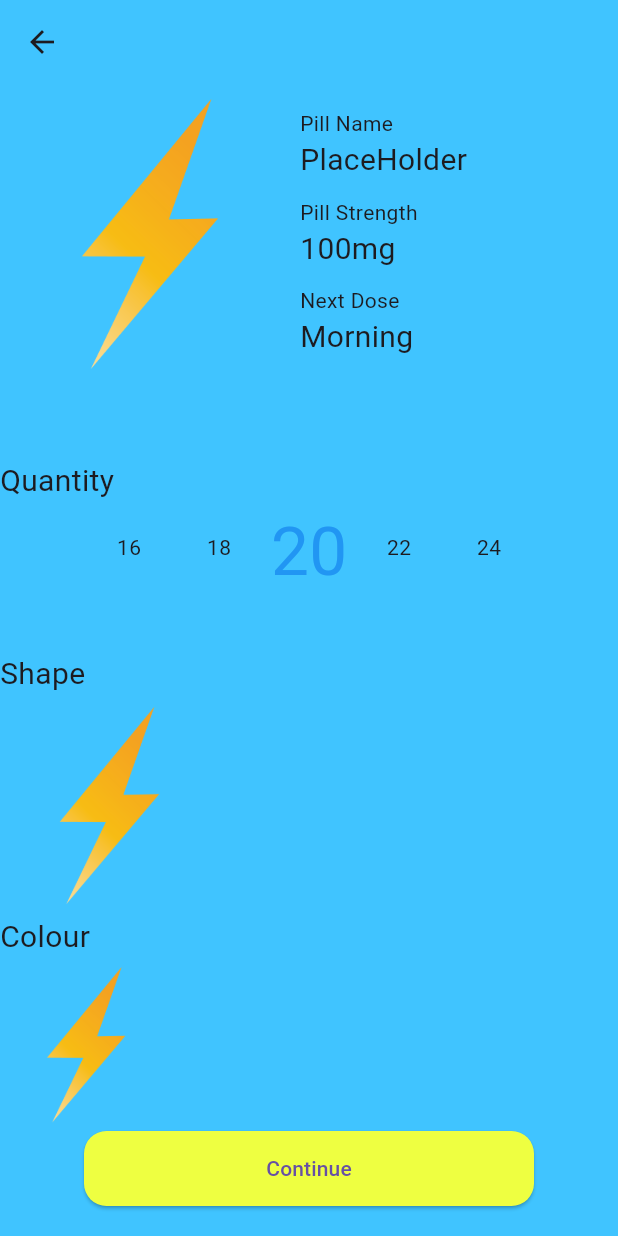
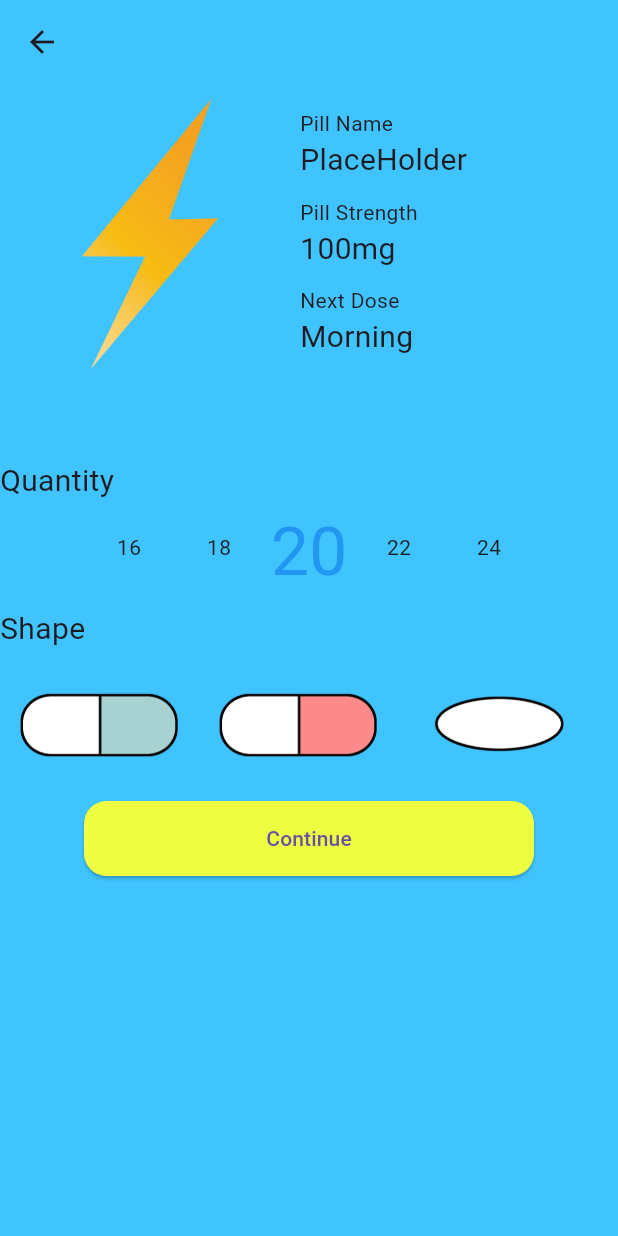
Before and after one commit to WillowSaysWhat/Enid-Tracker-Flutter, a Flutter app: the HomePage screen opened directly, after a tap on the "add" icon, on a phone screen of 412 x 824 dp. Run offline on Flutter 3.47's test engine with Material 3 defaults, Android fonts, the light colour scheme and no system bars; drawn by our look-alikes of numberpicker.

Commit message:
Added self-designed images
added images of pills and tablets in different colours.

```diff
--- a/enid_tracker/lib/logic/medicine_class.dart
+++ b/enid_tracker/lib/logic/medicine_class.dart
@@ -4,11 +4,27 @@ class Medicines {
   String strength = "100mg";
   String timeOfDay = "Morning";
   int quantity = 20;
-  String imageLocation = 'assets/logo.png';
+  String imageLocation = 'assets/tablet-blue.png';
 }
+
+String pillPortrait = 'assets/logo.png';
 
 // test object
 Medicines one = Medicines();
 Medicines two = Medicines();
 Medicines three = Medicines();
 Medicines four = Medicines();
+
+List<List<String>> pillImages = [
+  ["assets/capsule-blue.png", "assets/capsule-blue-copy.png"],
+  ["assets/capsule-pink.png", "assets/capsule-pink-vertical.png"],
+  ["assets/oblong-tablet-white.png", ""],
+  ["assets/oblong-tablet-pink.png", ""],
+  ["assets/oblong-tablet-yellow.png", ""],
+  ["assets/plain-tablet-pink.png", ""],
+  ["assets/plain-tablet-white.png", ""],
+  ["assets/plain-tablet-yellow.png", ""],
+  ["assets/tablet-blue.png", ""],
+  ["assets/tablet-pink.png", ""],
+  ["assets/tablet-white.png", ""],
+];
--- a/enid_tracker/lib/main.dart
+++ b/enid_tracker/lib/main.dart
@@ -4,9 +4,15 @@ import 'package:enid_tracker/screens/welcome_screen.dart';
 void main() => runApp(const Enid_tracker());
 
 // ignore: camel_case_types
-class Enid_tracker extends StatelessWidget {
+class Enid_tracker extends StatefulWidget {
   const Enid_tracker({super.key});
 
+  @override
+  State<Enid_tracker> createState() => _Enid_trackerState();
+}
+
+// ignore: camel_case_types
+class _Enid_trackerState extends State<Enid_tracker> {
   @override
   Widget build(BuildContext context) {
     return const MaterialApp(
--- a/enid_tracker/lib/screens/home_screen.dart
+++ b/enid_tracker/lib/screens/home_screen.dart
@@ -61,6 +61,7 @@ class _HomePageState extends State<HomePage> {
                     strength: _panelData[index].strength,
                     timeOfDay: _panelData[index].timeOfDay,
                     quantity: _panelData[index].quantity,
+                    imageLocation: _panelData[index].imageLocation,
                   );
                 },
               ),
--- a/enid_tracker/lib/screens/new_reminder_screen.dart
+++ b/enid_tracker/lib/screens/new_reminder_screen.dart
@@ -1,4 +1,3 @@
-import 'package:enid_tracker/widgets/pill_icon.dart';
 import 'package:flutter/material.dart';
 import 'package:numberpicker/numberpicker.dart';
 import 'package:enid_tracker/logic/medicine_class.dart';
@@ -13,12 +12,9 @@ class NewReminderScreen extends StatefulWidget {
 class _NewReminderScreenState extends State<NewReminderScreen> {
   int currentValue = 20;
 
-  List<String> pillImages = [
-    one.imageLocation,
-    two.imageLocation,
-  ];
   @override
   Widget build(BuildContext context) {
+    String pill = pillPortrait;
     return Scaffold(
       backgroundColor: Colors.lightBlueAccent,
       appBar: AppBar(
@@ -31,11 +27,9 @@ class _NewReminderScreenState extends State<NewReminderScreen> {
               children: [
                 Row(
                   children: [
-                    Container(
-                      child: Image.asset(
-                        'assets/logo.png',
-                        width: 200,
-                      ),
+                    Image.asset(
+                      pill,
+                      width: 200,
                     ),
                     // Pill Details in Text
                     Column(
@@ -94,6 +88,9 @@ class _NewReminderScreenState extends State<NewReminderScreen> {
                       onChanged: (v) {
                         setState(
                           () {
+                            // I am trying to get the picture to change!
+                            // watching Angela's Todi tutorial to see if it
+                            // sheds light.
                             currentValue = v;
                           },
                         );
@@ -102,7 +99,7 @@ class _NewReminderScreenState extends State<NewReminderScreen> {
                   ],
                 ),
                 SizedBox(
-                  height: 40,
+                  height: 10,
                 ),
                 Container(
                   alignment: Alignment.centerLeft,
@@ -111,36 +108,35 @@ class _NewReminderScreenState extends State<NewReminderScreen> {
                     style: const TextStyle(fontSize: 20),
                   ),
                 ),
-                Expanded(
-                  flex: 1,
-                  child: ListView(
+                SizedBox(
+                  height: 100,
+                  child: Expanded(
+                      child: ListView.builder(
                     scrollDirection: Axis.horizontal,
-                    children: [
-                      Container(
+                    itemCount: pillImages.length,
+                    itemBuilder: (context, index) {
+                      return ElevatedButton(
+                        style: ElevatedButton.styleFrom(
+                          elevation: 0,
+                          padding: const EdgeInsets.all(1),
+                          shadowColor: null,
+                          backgroundColor: Colors.lightBlueAccent,
+                          foregroundColor: Colors.lightBlueAccent,
+                        ),
+                        onPressed: () {
+                          print("this works");
+                          setState(() {
+                            pill = pillImages[0][1];
+                          });
+                        },
                         child: Image.asset(
-                          pillImages[0],
-                          height: 30,
+                          pillImages[index][0],
                         ),
-                      )
-                    ],
-                  ),
+                      );
+                    },
+                  )),
                 ),
-                Container(
-                  alignment: Alignment.centerLeft,
-                  child: Text(
-                    "Colour",
-                    style: const TextStyle(fontSize: 20),
-                  ),
-                ),
-                Row(
-                  children: [
-                    Container(
-                      height: 115,
-                      child: Image.asset(pillImages[0]),
-                    )
-                  ],
-                ),
-                Container(
+                SizedBox(
                   width: 300,
                   height: 50,
                   child: ElevatedButton(
@@ -164,4 +160,14 @@ class _NewReminderScreenState extends State<NewReminderScreen> {
       ),
     );
   }
+
+  String setPillPortrait(String thisPill) {
+    String portrait = " ";
+    int length = pillImages.length;
+
+    for (var i = 0; i < length; i++) {
+      if (thisPill == pillImages[i][0]) portrait = pillImages[i][1];
+    }
+    return portrait;
+  }
 }
--- a/enid_tracker/lib/screens/welcome_screen.dart
+++ b/enid_tracker/lib/screens/welcome_screen.dart
@@ -22,7 +22,7 @@ class _WelcomeScreenState extends State<WelcomeScreen> {
             Row(
               children: <Widget>[
                 Image.asset(
-                  'assets/logo.png',
+                  'assets/capsule-pink-vertical.png',
                   height: 60.0,
                 ),
                 const Text(
--- a/enid_tracker/lib/widgets/medicine_panel.dart
+++ b/enid_tracker/lib/widgets/medicine_panel.dart
@@ -1,11 +1,12 @@
 import 'package:flutter/material.dart';
 
-class MedicinePanel extends StatelessWidget {
+class MedicinePanel extends StatefulWidget {
   final String title;
   final String strength;
   final String
       timeOfDay; // these are the attributes from home_screen.dart: line 57
   final int quantity;
+  final String imageLocation;
 
   const MedicinePanel({
     super.key,
@@ -13,8 +14,14 @@ class MedicinePanel extends StatelessWidget {
     required this.strength, // required to make this widget work corrently.
     required this.timeOfDay,
     required this.quantity,
+    required this.imageLocation,
   });
 
+  @override
+  State<MedicinePanel> createState() => _MedicinePanelState();
+}
+
+class _MedicinePanelState extends State<MedicinePanel> {
   @override
   Widget build(BuildContext context) {
     return Padding(
@@ -47,14 +54,14 @@ class MedicinePanel extends StatelessWidget {
                 Padding(
                   padding: const EdgeInsets.only(left: 20, top: 10),
                   child: Text(
-                    title, // here is one of the required attributes
+                    widget.title, // here is one of the required attributes
                     style: const TextStyle(fontSize: 40),
                   ),
                 ),
                 Padding(
                   padding: const EdgeInsets.all(8.0),
                   child: Text(
-                    strength, // here is another atribute
+                    widget.strength, // here is another atribute
                   ),
                 ),
               ],
@@ -64,7 +71,7 @@ class MedicinePanel extends StatelessWidget {
                 Padding(
                   padding: const EdgeInsets.only(left: 30),
                   child: Text(
-                    timeOfDay, // and another
+                    widget.timeOfDay, // and another
                     style: const TextStyle(fontSize: 20),
                   ),
                 ),
@@ -76,7 +83,7 @@ class MedicinePanel extends StatelessWidget {
                 Padding(
                   padding: const EdgeInsets.only(left: 20, top: 40),
                   child: Text(
-                    quantity
+                    widget.quantity
                         .toString(), // this one is an int, so it is converted to a string.
                     style: TextStyle(fontWeight: FontWeight.bold, fontSize: 40),
                   ),
@@ -97,8 +104,9 @@ class MedicinePanel extends StatelessWidget {
                 Padding(
                   padding: const EdgeInsets.only(top: 8.0),
                   child: Image.asset(
-                    'assets/logo.png', // this is a placeholder image this will be soon changed to the class attribute
-                    height: 80,
+                    widget
+                        .imageLocation, // this is a placeholder image this will be soon changed to the class attribute
+                    height: 60,
                   ),
                 )
               ],
```
Also changed, not shown: enid_tracker/lib/widgets/pill_icon.dart (+32 -7 lines), enid_tracker/assets/capsule-blue-copy.png (added), enid_tracker/assets/capsule-blue.png (added), enid_tracker/assets/capsule-pink-vertical.png (added), enid_tracker/assets/capsule-pink.png (added), enid_tracker/assets/oblong-tablet-pink.png (added), enid_tracker/assets/oblong-tablet-white.png (added), enid_tracker/assets/oblong-tablet-yellow.png (added), enid_tracker/assets/plain-tablet-pink.png (added), enid_tracker/assets/plain-tablet-white.png (added), enid_tracker/assets/plain-tablet-yellow.png (added), enid_tracker/assets/tablet-blue.png (added), enid_tracker/assets/tablet-pink.png (added), enid_tracker/assets/tablet-white.png (added).
